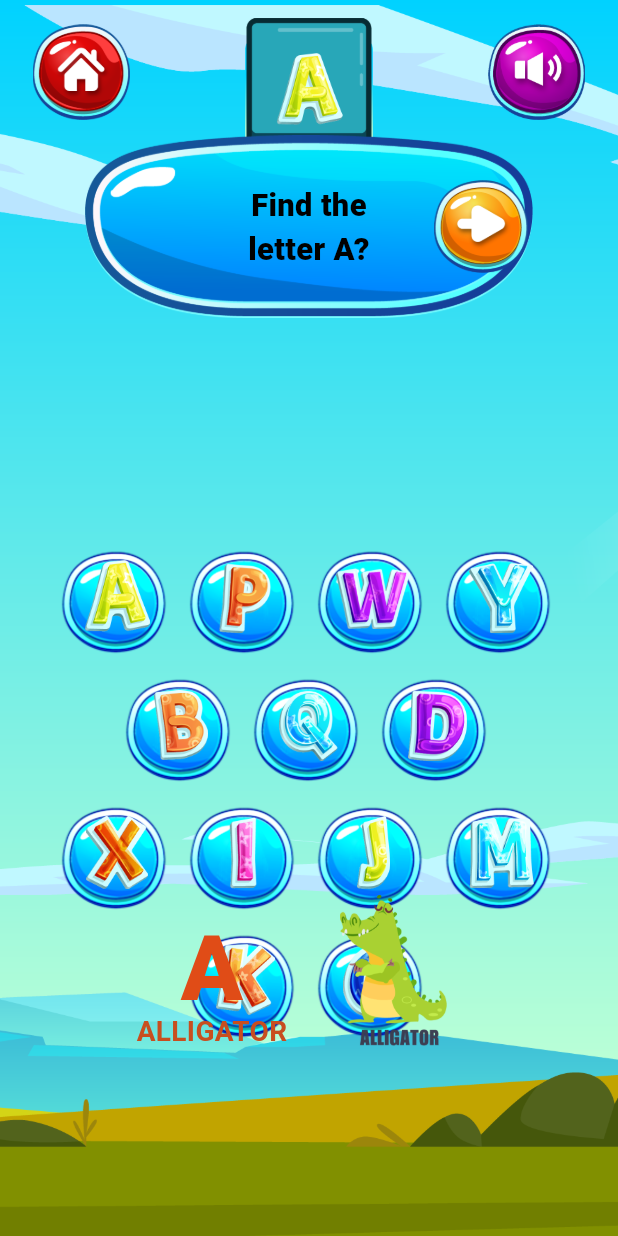
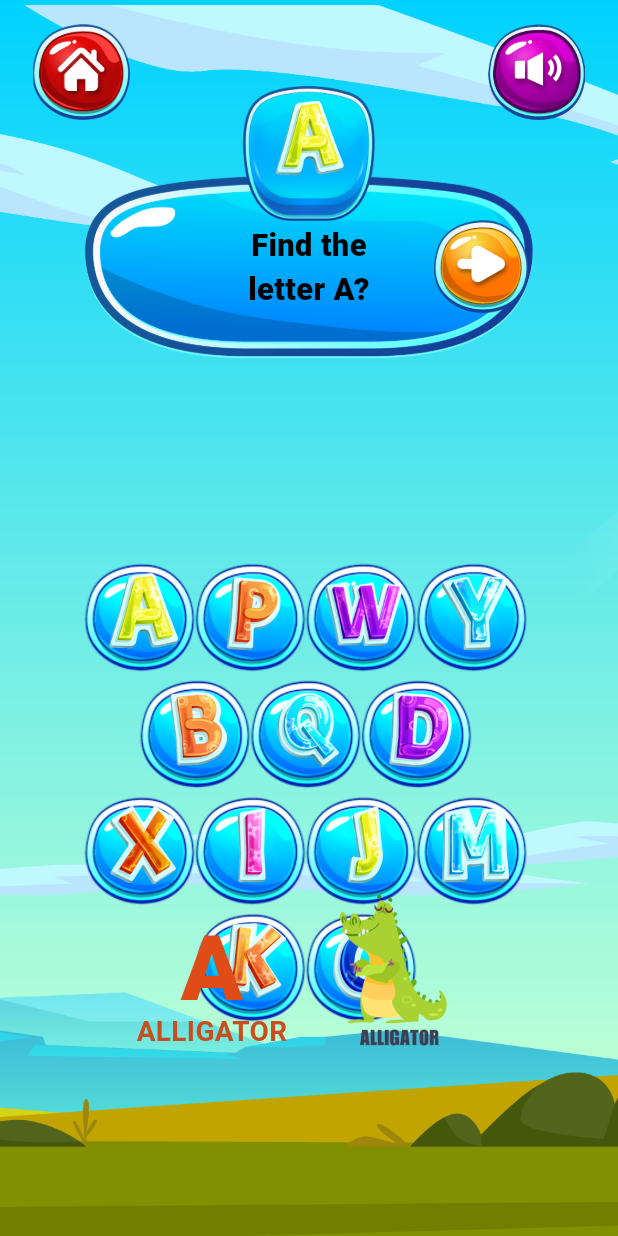
Before and after one commit to Mdkaifee/LearningAbc, a Flutter app: the FindLetterScreen screen opened directly, on a phone screen of 412 x 824 dp. Run offline on Flutter 3.47's test engine with Material 3 defaults, Android fonts, the phone set to English and light mode, and no system bars; our stand-ins replace audioplayers, video_player; Roboto replaces fonts that are missing (Avenir).

Commit message:
Initial commit

```diff
--- a/lib/screens/modules/find_letter_screen.dart
+++ b/lib/screens/modules/find_letter_screen.dart
@@ -71,17 +71,20 @@ class _FindLetterScreenState extends State<FindLetterScreen> {
                   child: Column(
                     children: [
                       _topBar(scale),
+                      SizedBox(height: 1 * scale),
+                      _header(scale, contentWidth),
                       SizedBox(height: 2 * scale),
-                      _header(scale, contentWidth),
-                      SizedBox(height: 4 * scale),
                       Expanded(
                         child: Stack(
                           children: [
                             Align(
                               alignment: Alignment.topCenter,
+                              child: Transform.translate(
+                                offset: Offset(0, -4 * scale),
                                 child: _bubbleGrid(
                                   scale: scale,
                                   contentWidth: contentWidth,
+                                ),
                               ),
                             ),
                             Positioned(
@@ -117,14 +120,7 @@ class _FindLetterScreenState extends State<FindLetterScreen> {
           iconSize: 72 * scale,
           icon: AppAssetImage('Home', width: 66 * scale, height: 66 * scale),
         ),
-        Expanded(
-          child: Center(
-            child: Padding(
-              padding: EdgeInsets.only(top: 4 * scale),
-              child: _topLetterTile(scale),
-            ),
-          ),
-        ),
+        const Spacer(),
         IconButton(
           onPressed: () async {
             await AudioService.instance.toggleBackgroundEnabled();
@@ -148,13 +144,21 @@ class _FindLetterScreenState extends State<FindLetterScreen> {
 
   Widget _topLetterTile(double scale) {
     return SizedBox(
-      width: 88 * scale,
-      height: 98 * scale,
+      width: 96 * scale,
+      height: 96 * scale,
       child: Stack(
+        clipBehavior: Clip.none,
         alignment: Alignment.center,
         children: [
-          AppAssetImage('blue_square_box', width: 88 * scale, height: 98 * scale),
-          AppAssetImage(_currentLetter, width: 50 * scale, height: 50 * scale),
+          AppAssetImage('blue_bubble_bg', width: 96 * scale, height: 96 * scale),
+          Transform.translate(
+            offset: Offset(0, -10 * scale),
+            child: AppAssetImage(
+              _currentLetter,
+              width: 52 * scale,
+              height: 52 * scale,
+            ),
+          ),
         ],
       ),
     );
@@ -162,12 +166,18 @@ class _FindLetterScreenState extends State<FindLetterScreen> {
 
   Widget _header(double scale, double contentWidth) {
     final bannerWidth = min(contentWidth, 330 * scale);
-    return Column(
+    return SizedBox(
+      width: bannerWidth,
+      height: 152 * scale,
+      child: Stack(
+        clipBehavior: Clip.none,
+        alignment: Alignment.topCenter,
         children: [
-        Transform.translate(
-          offset: Offset(0, -20 * scale),
+          Positioned(
+            top: 28 * scale,
+            left: 0,
+            right: 0,
             child: SizedBox(
-            width: bannerWidth,
               height: 124 * scale,
               child: Stack(
                 alignment: Alignment.center,
@@ -201,7 +211,12 @@ class _FindLetterScreenState extends State<FindLetterScreen> {
               ),
             ),
           ),
+          Transform.translate(
+            offset: Offset(0, -35 * scale),
+            child: _topLetterTile(scale),
+          ),
         ],
+      ),
     );
   }
 
@@ -265,9 +280,9 @@ class _FindLetterScreenState extends State<FindLetterScreen> {
     var cursor = 0;
     final maxSlots = rows.reduce(max);
     final baseBubbleSize = (contentWidth / maxSlots).clamp(68.0, 86.0);
-    final bubbleSize = baseBubbleSize + (3 * scale);
-    const horizontalOverlapFactor = 0.90;
-    const verticalOverlapFactor = 0.90;
+    final bubbleSize = baseBubbleSize + (8 * scale);
+    const horizontalOverlapFactor = 0.74;
+    const verticalOverlapFactor = 0.78;
 
     return Column(
       mainAxisAlignment: MainAxisAlignment.center,
```
Lines whose indentation alone changed are shown as unchanged.
